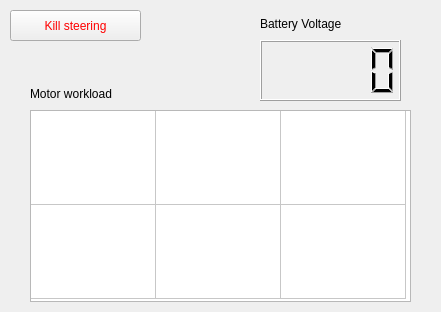
First picture: the form in resource/Controls.ui, repository CJTRobotics/rqt_controls, before the edit.
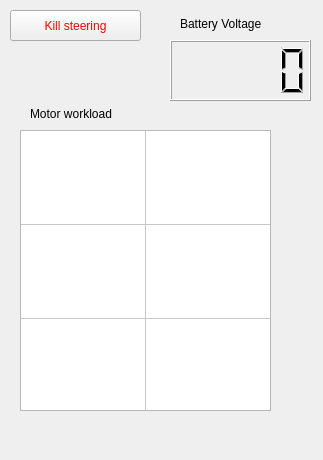
Second picture: the form after the edit.

Commit message: Improve motor workload design.

Patch:
```diff
--- a/resource/Controls.ui
+++ b/resource/Controls.ui
@@ -6,8 +6,8 @@
    <rect>
     <x>0</x>
     <y>0</y>
-    <width>441</width>
-    <height>312</height>
+    <width>323</width>
+    <height>460</height>
    </rect>
   </property>
   <property name="windowTitle">
@@ -38,7 +38,7 @@
   <widget class="QLCDNumber" name="BatteryPanel">
    <property name="geometry">
     <rect>
-     <x>260</x>
+     <x>170</x>
      <y>40</y>
      <width>141</width>
      <height>61</height>
@@ -48,7 +48,7 @@
   <widget class="QLabel" name="BatteryLabel">
    <property name="geometry">
     <rect>
-     <x>260</x>
+     <x>180</x>
      <y>10</y>
      <width>141</width>
      <height>27</height>
@@ -62,7 +62,7 @@
    <property name="geometry">
     <rect>
      <x>30</x>
-     <y>80</y>
+     <y>100</y>
      <width>201</width>
      <height>27</height>
     </rect>
@@ -74,16 +74,16 @@
   <widget class="QTableWidget" name="MotorTable">
    <property name="geometry">
     <rect>
-     <x>30</x>
-     <y>110</y>
-     <width>381</width>
-     <height>192</height>
+     <x>20</x>
+     <y>130</y>
+     <width>251</width>
+     <height>281</height>
     </rect>
    </property>
    <property name="minimumSize">
     <size>
-     <width>381</width>
-     <height>192</height>
+     <width>251</width>
+     <height>281</height>
     </size>
    </property>
    <property name="baseSize">
@@ -92,9 +92,22 @@
      <height>0</height>
     </size>
    </property>
+   <property name="styleSheet">
+    <string notr="true">font: 87 24pt &quot;Noto Sans&quot;;
+</string>
+   </property>
    <property name="lineWidth">
     <number>1</number>
    </property>
+   <property name="verticalScrollBarPolicy">
+    <enum>Qt::ScrollBarAlwaysOff</enum>
+   </property>
+   <property name="horizontalScrollBarPolicy">
+    <enum>Qt::ScrollBarAlwaysOff</enum>
+   </property>
+   <property name="sizeAdjustPolicy">
+    <enum>QAbstractScrollArea::AdjustToContentsOnFirstShow</enum>
+   </property>
    <property name="editTriggers">
     <set>QAbstractItemView::NoEditTriggers</set>
    </property>
@@ -113,12 +126,15 @@
    <property name="wordWrap">
     <bool>false</bool>
    </property>
+   <property name="cornerButtonEnabled">
+    <bool>false</bool>
+   </property>
    <property name="rowCount">
-    <number>2</number>
-   </property>
-   <property name="columnCount">
     <number>3</number>
    </property>
+   <property name="columnCount">
+    <number>2</number>
+   </property>
    <attribute name="horizontalHeaderVisible">
     <bool>false</bool>
    </attribute>
@@ -139,7 +155,7 @@
    </attribute>
    <row/>
    <row/>
-   <column/>
+   <row/>
    <column/>
    <column/>
   </widget>
```
The commit also changes 1 other file.
